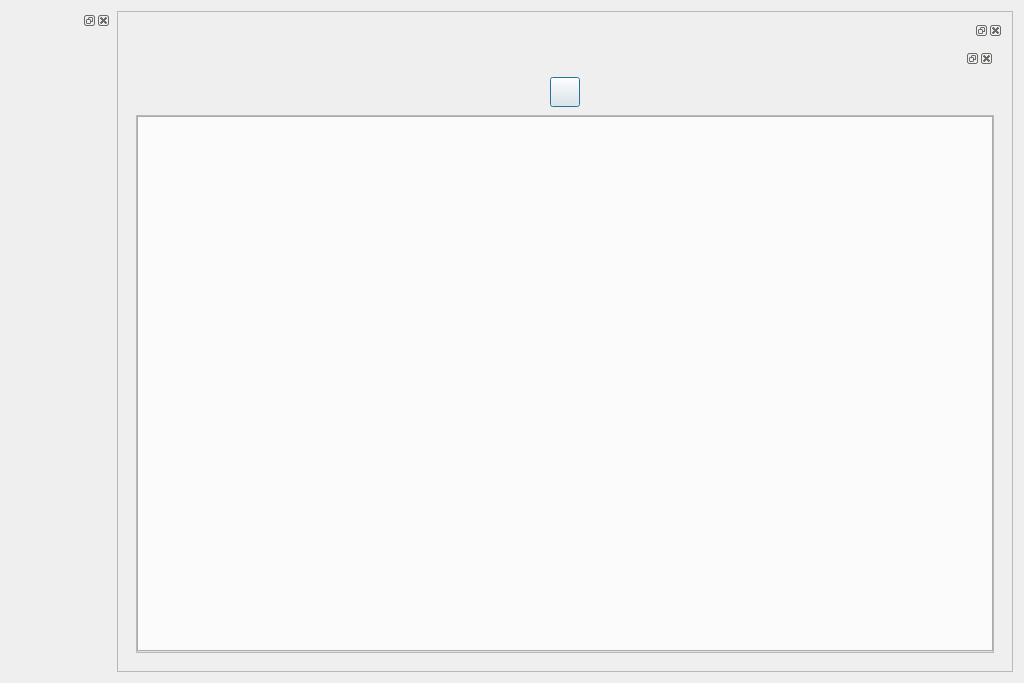
Old version of the form mainform.ui in the repository mutexbunnie/master.
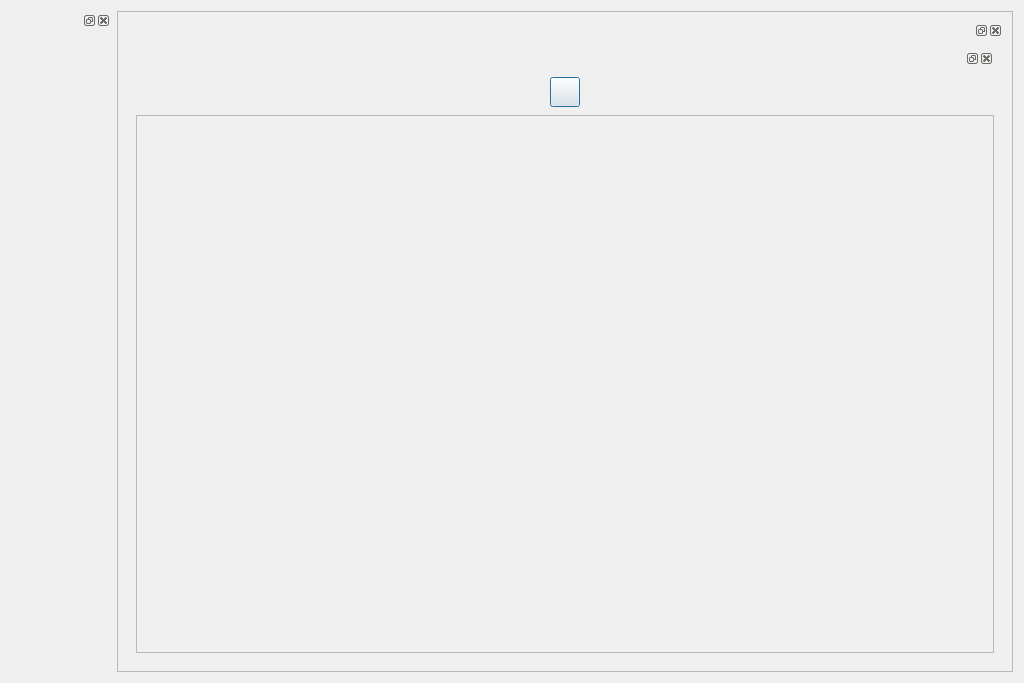
New version of the form. Icons and pictures are not drawn.

```diff
--- a/mainform.ui
+++ b/mainform.ui
@@ -160,6 +160,15 @@
                <height>561</height>
               </rect>
              </property>
+             <property name="documentMode">
+              <bool>true</bool>
+             </property>
+             <property name="tabsClosable">
+              <bool>true</bool>
+             </property>
+             <property name="movable">
+              <bool>false</bool>
+             </property>
             </widget>
            </widget>
           </item>
```
